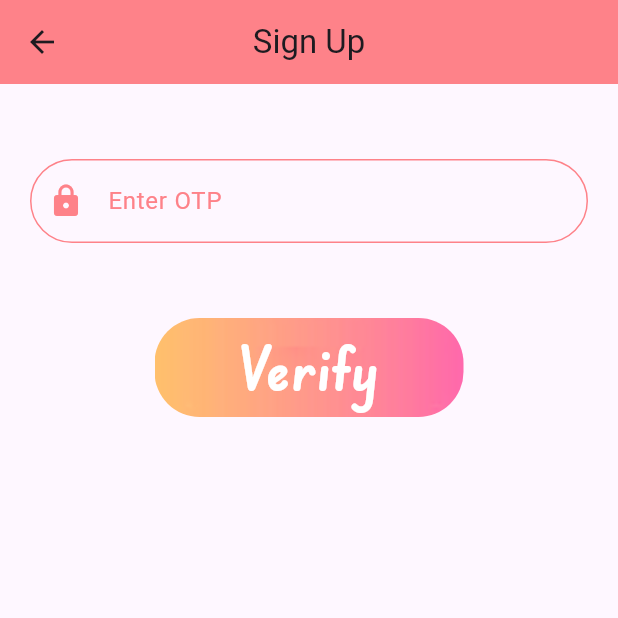
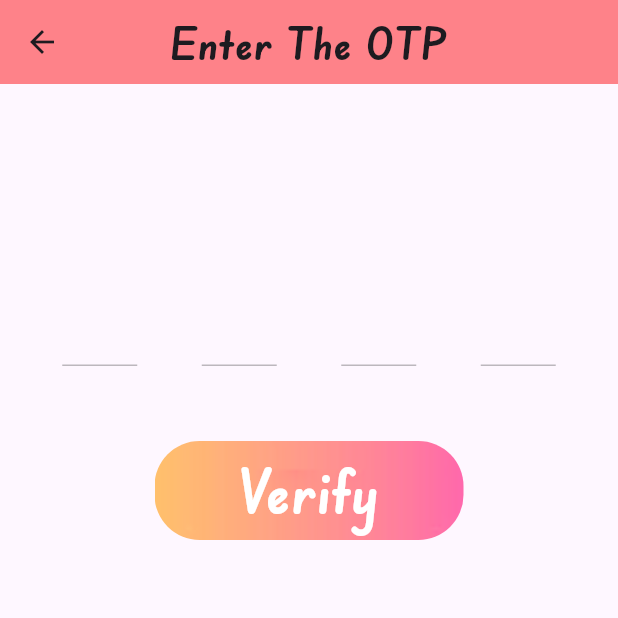
Before and after one commit to DivyanshVish/Assignment, a Flutter app: the SignUpPage screen opened directly, after a tap on "Send OTP", on a phone screen of 412 x 824 dp, the top half of it. Run offline on Flutter 3.47's test engine with Material 2 defaults, Android fonts, the phone set to English and light mode, and no system bars; drawn by our look-alikes of otp_text_field; our stand-ins replace firebase_core; accounts and stored records are empty.

```diff
--- a/lib/main.dart
+++ b/lib/main.dart
@@ -1,8 +1,11 @@
 import 'package:assignment/login_page.dart';
 import 'package:assignment/signup_page.dart';
+import 'package:firebase_core/firebase_core.dart';
 import 'package:flutter/material.dart';
 
-void main() {
+void main() async {
+  WidgetsFlutterBinding.ensureInitialized();
+  await Firebase.initializeApp();
   runApp(const MyApp());
 }
 
--- a/lib/otp_page.dart
+++ b/lib/otp_page.dart
@@ -1,4 +1,6 @@
 import 'package:flutter/material.dart';
+import 'package:otp_text_field/otp_field.dart';
+import 'package:otp_text_field/style.dart';
 
 class OTPPage extends StatefulWidget {
   const OTPPage({super.key});
@@ -15,37 +17,29 @@ class _OTPPageState extends State<OTPPage> {
     return Scaffold(
       appBar: AppBar(
         centerTitle: true,
-        title: const Text('Sign Up'),
+        title: const Text(
+          'Enter The OTP',
+          style: TextStyle(
+            fontFamily: 'EduSABeginner',
+            fontWeight: FontWeight.bold,
+            fontSize: 30,
+          ),
+        ),
         backgroundColor: const Color(0xfffe8289),
       ),
       body: Padding(
-        padding: const EdgeInsets.only(left: 20, right: 20),
+        padding: const EdgeInsets.only(left: 20, right: 20, top: 60),
         child: Column(
           children: [
-            const SizedBox(height: 50),
-            TextFormField(
-              decoration: InputDecoration(
-                focusedBorder: OutlineInputBorder(
-                  borderRadius: BorderRadius.circular(30),
-                  borderSide: const BorderSide(
-                    color: Color(0xfffe8289),
-                  ),
-                ),
-                enabledBorder: OutlineInputBorder(
-                  borderRadius: BorderRadius.circular(30),
-                  borderSide: const BorderSide(
-                    color: Color(0xfffe8289),
-                  ),
-                ),
-                hintText: 'Enter OTP',
-                hintStyle: const TextStyle(
-                  color: Color(0xfffe8289),
-                ),
-                prefixIcon: const Icon(
-                  Icons.lock,
-                  color: Color(0xfffe8289),
-                ),
-              ),
+            const SizedBox(height: 80),
+            /* -------------------------- Using OTP Text Field -------------------------- */
+            OTPTextField(
+              length: 4,
+              width: w,
+              fieldWidth: 50,
+              style: const TextStyle(fontSize: 17),
+              textFieldAlignment: MainAxisAlignment.spaceAround,
+              fieldStyle: FieldStyle.underline,
             ),
             const SizedBox(height: 50),
             Container(
@@ -76,3 +70,30 @@ class _OTPPageState extends State<OTPPage> {
     );
   }
 }
+
+/* ------------------- Another way for the OTP Text Field ------------------- */
+
+// TextFormField(
+// decoration: InputDecoration(
+// focusedBorder: OutlineInputBorder(
+// borderRadius: BorderRadius.circular(30),
+// borderSide: const BorderSide(
+// color: Color(0xfffe8289),
+// ),
+// ),
+// enabledBorder: OutlineInputBorder(
+// borderRadius: BorderRadius.circular(30),
+// borderSide: const BorderSide(
+// color: Color(0xfffe8289),
+// ),
+// ),
+// hintText: 'Enter OTP',
+// hintStyle: const TextStyle(
+// color: Color(0xfffe8289),
+// ),
+// prefixIcon: const Icon(
+// Icons.lock,
+// color: Color(0xfffe8289),
+// ),
+// ),
+// ),
--- a/lib/signup_page.dart
+++ b/lib/signup_page.dart
@@ -1,3 +1,4 @@
+import 'package:assignment/login_page.dart';
 import 'package:assignment/otp_page.dart';
 import 'package:flutter/material.dart';
 
@@ -41,14 +42,14 @@ class SignUpPage extends StatelessWidget {
                 const SizedBox(height: 50),
                 Container(
                   decoration: BoxDecoration(
-                    color: Colors.white,
+                    color: Colors.transparent,
                     borderRadius: BorderRadius.circular(30),
                     boxShadow: [
                       BoxShadow(
                         blurRadius: 10,
-                        spreadRadius: 7,
+                        spreadRadius: 2,
                         offset: const Offset(1, 1),
-                        color: Colors.grey.withOpacity(.2),
+                        color: Colors.white.withOpacity(.2),
                       ),
                     ],
                   ),
@@ -133,7 +134,16 @@ class SignUpPage extends StatelessWidget {
             ),
           ),
           SizedBox(height: w * .08),
-          RichText(
+          InkWell(
+            onTap: () {
+              Navigator.push(
+                context,
+                MaterialPageRoute(
+                  builder: (context) => const LoginPage(),
+                ),
+              );
+            },
+            child: RichText(
               text: const TextSpan(
                 text: "Have an account? ",
                 children: [
@@ -146,6 +156,7 @@ class SignUpPage extends StatelessWidget {
                   ),
                 ],
               ),
+            ),
           ), //
         ],
       ),
--- a/pubspec.yaml
+++ b/pubspec.yaml
@@ -36,6 +36,9 @@ dependencies:
   # Use with the CupertinoIcons class for iOS style icons.
   cupertino_icons: ^1.0.2
   google_fonts: ^5.1.0
+  otp_text_field: ^1.1.3
+  firebase_core: ^2.15.0
+  firebase_auth: ^4.7.1
 
 dev_dependencies:
   flutter_test:
```
Also changed, not shown: pubspec.lock, 3 other files. Lines whose indentation alone changed are shown as unchanged.
